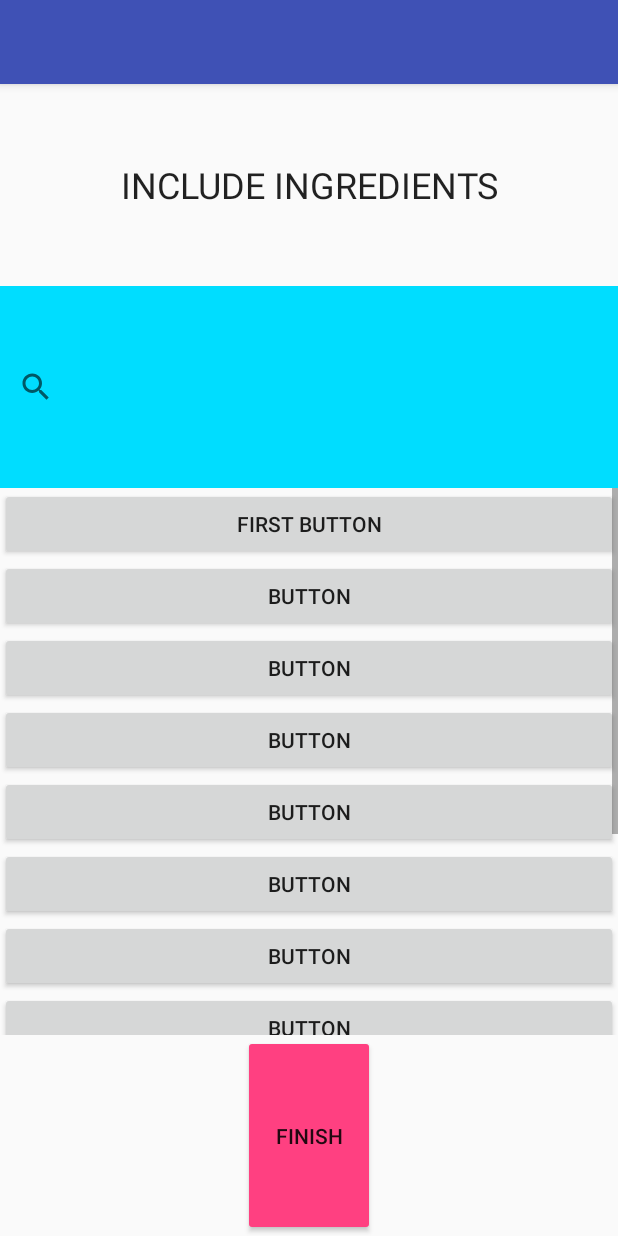
After one commit to Sanaknaki/cookbook, an Android app: the FindRecipe screen opened directly, with no data from a screen before it, on a phone screen of 412 x 824 dp. The commit adds this screen. Run offline under Robolectric (Android 15) with nearby library versions, the phone set to English and light mode, and no system bars.

Commit message:
Created FindRecipe, linked FindRecipe class to activity, connected findrecipe button with findrecipe activity

```diff
--- a/cookbookApp/app/src/main/AndroidManifest.xml
+++ b/cookbookApp/app/src/main/AndroidManifest.xml
@@ -17,6 +17,12 @@
             </intent-filter>
         </activity>
 
+        <activity
+            android:name=".FindRecipe"
+
+            >
+
+        </activity>
     </application>
 
 </manifest>
--- /dev/null
+++ b/cookbookApp/app/src/main/java/com/uottawa/alisanaknaki/cookbook/FindRecipe.java
@@ -0,0 +1,14 @@
+package com.uottawa.alisanaknaki.cookbook;
+
+import android.support.v7.app.AppCompatActivity;
+import android.os.Bundle;
+/**
+ * Created by unaizrehmani on 2016-11-14.
+ */
+
+public class FindRecipe extends AppCompatActivity{
+    protected void onCreate(Bundle savedInstanceState) {
+        super.onCreate(savedInstanceState);
+        setContentView(R.layout.activity_findrecipe);
+    }
+}
--- a/cookbookApp/app/src/main/java/com/uottawa/alisanaknaki/cookbook/MainActivity.java
+++ b/cookbookApp/app/src/main/java/com/uottawa/alisanaknaki/cookbook/MainActivity.java
@@ -2,6 +2,9 @@ package com.uottawa.alisanaknaki.cookbook;
 
 import android.support.v7.app.AppCompatActivity;
 import android.os.Bundle;
+import android.widget.Button;
+import android.view.View;
+import android.content.Intent;
 
 public class MainActivity extends AppCompatActivity {
 
@@ -9,5 +12,15 @@ public class MainActivity extends AppCompatActivity {
     protected void onCreate(Bundle savedInstanceState) {
         super.onCreate(savedInstanceState);
         setContentView(R.layout.activity_main);
+
+        Button advanceToFindRecipe = (Button) findViewById(R.id.findRecipeButton);
+        advanceToFindRecipe.setOnClickListener(new View.OnClickListener(){
+            public void onClick(View view){
+                Intent intent = new Intent(MainActivity.this,FindRecipe.class);
+                startActivity(intent);
+            }
+        });
+
+
     }
 }
--- a/cookbookApp/app/src/main/res/layout/activity_findrecipe.xml
+++ b/cookbookApp/app/src/main/res/layout/activity_findrecipe.xml
@@ -1,14 +1,125 @@
 <?xml version="1.0" encoding="utf-8"?>
 <LinearLayout xmlns:android="http://schemas.android.com/apk/res/android"
+    xmlns:tools="http://schemas.android.com/tools"
     android:orientation="vertical" android:layout_width="match_parent"
-    android:layout_height="match_parent">
+    android:layout_height="match_parent"
+    android:layout_weight="1">
 
-    <EditText
+    <TextView
+        android:text="INCLUDE INGREDIENTS"
+        android:layout_width="match_parent"
+        android:layout_height="match_parent"
+        android:id="@+id/textView"
+        android:textSize="24sp"
+        tools:textStyle="bold"
+        android:textIsSelectable="false"
+        android:textAppearance="@style/TextAppearance.AppCompat.Body1"
+        android:layout_weight="3"
+        android:gravity="center_vertical|center_horizontal" />
+
+    <SearchView
+        android:layout_width="match_parent"
+        android:layout_height="match_parent"
+        android:layout_weight="3"
+        android:background="@android:drawable/bottom_bar"
+        android:backgroundTint="@android:color/holo_blue_bright" />
+
+    <ScrollView
         android:layout_width="match_parent"
         android:layout_height="wrap_content"
-        android:inputType="textPersonName"
-        android:ems="10"
-        android:id="@+id/editText"
-        android:textAlignment="center"
-        android:hint="Enter Ingredient" />
+        android:layout_weight="1">
+
+        <LinearLayout
+            android:layout_width="match_parent"
+            android:layout_height="match_parent"
+            android:orientation="vertical" >
+
+            <Button
+                android:text="First Button"
+                android:layout_width="match_parent"
+                android:layout_height="wrap_content"
+                android:id="@+id/button16"
+                android:layout_weight="1" />
+
+            <Button
+                android:text="Button"
+                android:layout_width="match_parent"
+                android:layout_height="wrap_content"
+                android:id="@+id/button15"
+                android:layout_weight="1" />
+
+            <Button
+                android:text="Button"
+                android:layout_width="match_parent"
+                android:layout_height="wrap_content"
+                android:id="@+id/button14"
+                android:layout_weight="1" />
+
+            <Button
+                android:text="Button"
+                android:layout_width="match_parent"
+                android:layout_height="wrap_content"
+                android:id="@+id/button13"
+                android:layout_weight="1" />
+
+            <Button
+                android:text="Button"
+                android:layout_width="match_parent"
+                android:layout_height="wrap_content"
+                android:id="@+id/button11"
+                android:layout_weight="1" />
+
+            <Button
+                android:text="Button"
+                android:layout_width="match_parent"
+                android:layout_height="wrap_content"
+                android:id="@+id/button7" />
+
+            <Button
+                android:text="Button"
+                android:layout_width="match_parent"
+                android:layout_height="wrap_content"
+                android:id="@+id/button6" />
+
+            <Button
+                android:text="Button"
+                android:layout_width="match_parent"
+                android:layout_height="wrap_content"
+                android:id="@+id/button5" />
+
+            <Button
+                android:text="Button"
+                android:layout_width="match_parent"
+                android:layout_height="wrap_content"
+                android:id="@+id/button4" />
+
+            <Button
+                android:text="Button"
+                android:layout_width="match_parent"
+                android:layout_height="wrap_content"
+                android:id="@+id/button3" />
+
+            <Button
+                android:text="Button"
+                android:layout_width="match_parent"
+                android:layout_height="wrap_content"
+                android:id="@+id/button2" />
+
+            <Button
+                android:text="Last Button"
+                android:layout_width="match_parent"
+                android:layout_height="wrap_content"
+                android:id="@+id/button" />
+        </LinearLayout>
+    </ScrollView>
+
+    <Button
+        android:text="Finish"
+        android:layout_width="wrap_content"
+        android:layout_height="match_parent"
+        android:id="@+id/button17"
+        android:layout_weight="3"
+        android:backgroundTint="@color/colorAccent"
+        android:layout_gravity="center" />
+
 </LinearLayout>
--- a/cookbookApp/app/src/main/res/values/colors.xml
+++ b/cookbookApp/app/src/main/res/values/colors.xml
@@ -2,5 +2,5 @@
 <resources>
     <color name="colorPrimary">#3F51B5</color>
     <color name="colorPrimaryDark">#303F9F</color>
-    <color name="colorAccent">#FF4081</color>
+    <color name="colorAccent">#ff4081</color>
 </resources>
```
